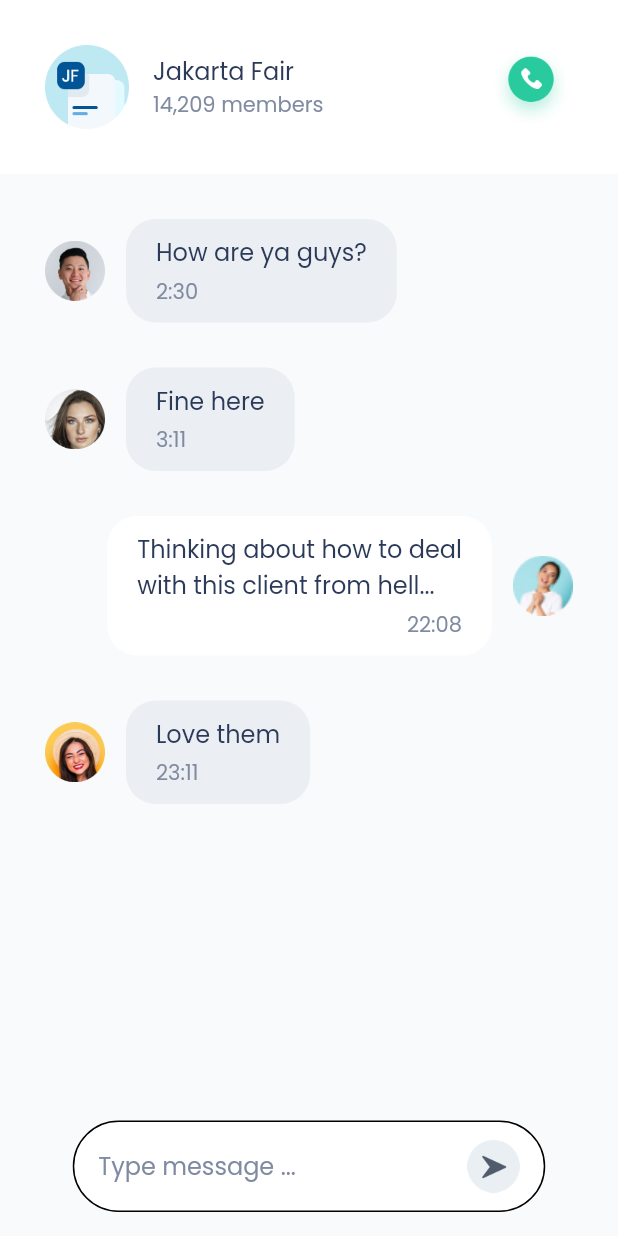
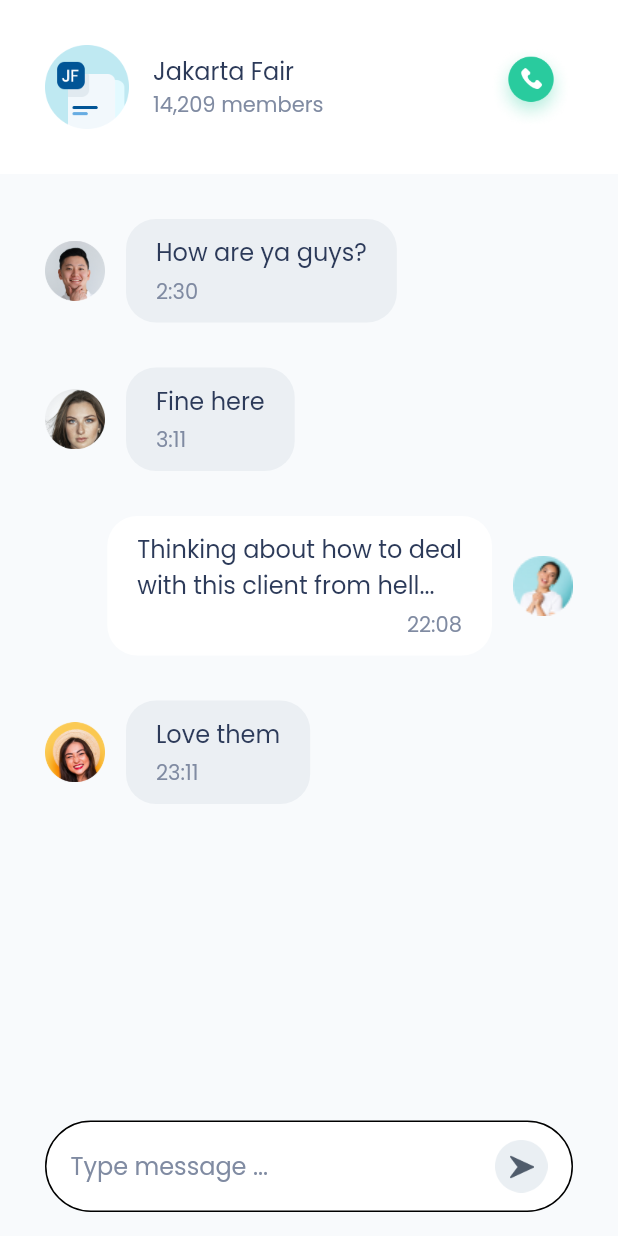
Before and after one commit to fadhilahmad95/flutter_pemula, a Flutter app: the screen it shows after launch, on a phone screen of 412 x 824 dp. Run offline on Flutter 3.47's test engine with Material 2 defaults, Android fonts, the light colour scheme and no system bars.

Commit message:
chat-media query

```diff
--- a/chacty_apps/lib/pages/chating_page.dart
+++ b/chacty_apps/lib/pages/chating_page.dart
@@ -18,7 +18,8 @@ class ChatingPage extends StatelessWidget {
           color: whiteColor,
           borderRadius: BorderRadius.circular(75),
         ),
-        width: 315,
+        // media querty kiri 30 kanan 30 total layar 100
+        width: MediaQuery.of(context).size.width - (2 * 30),
         child: Row(
           children: [
             Text(
```
